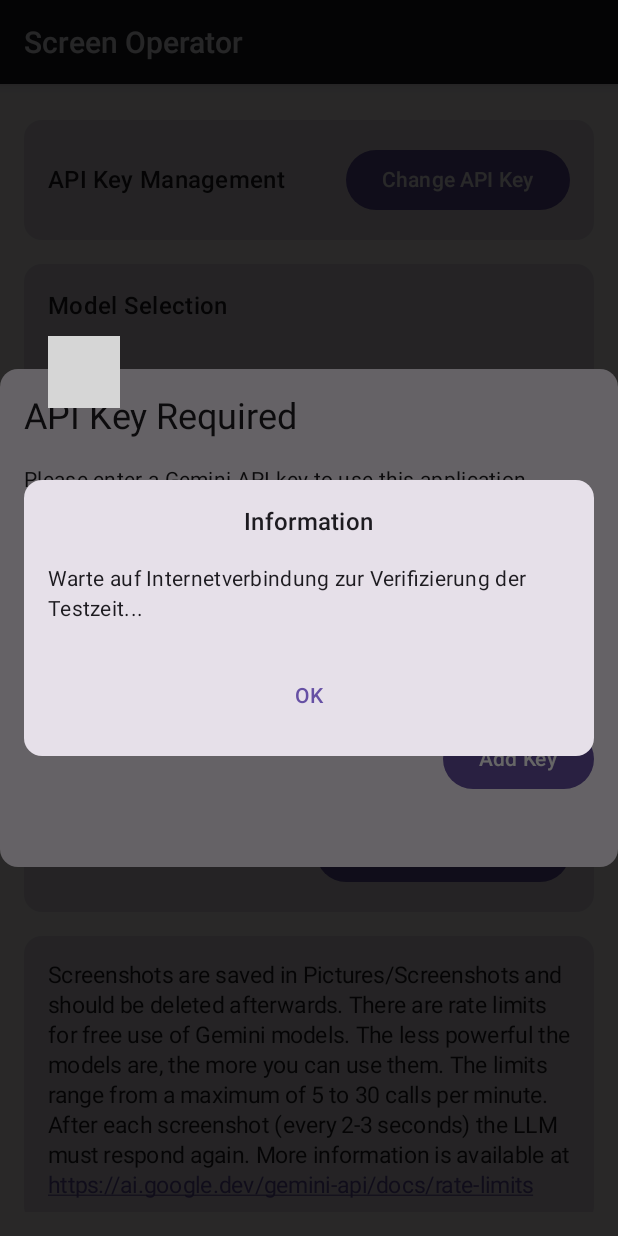
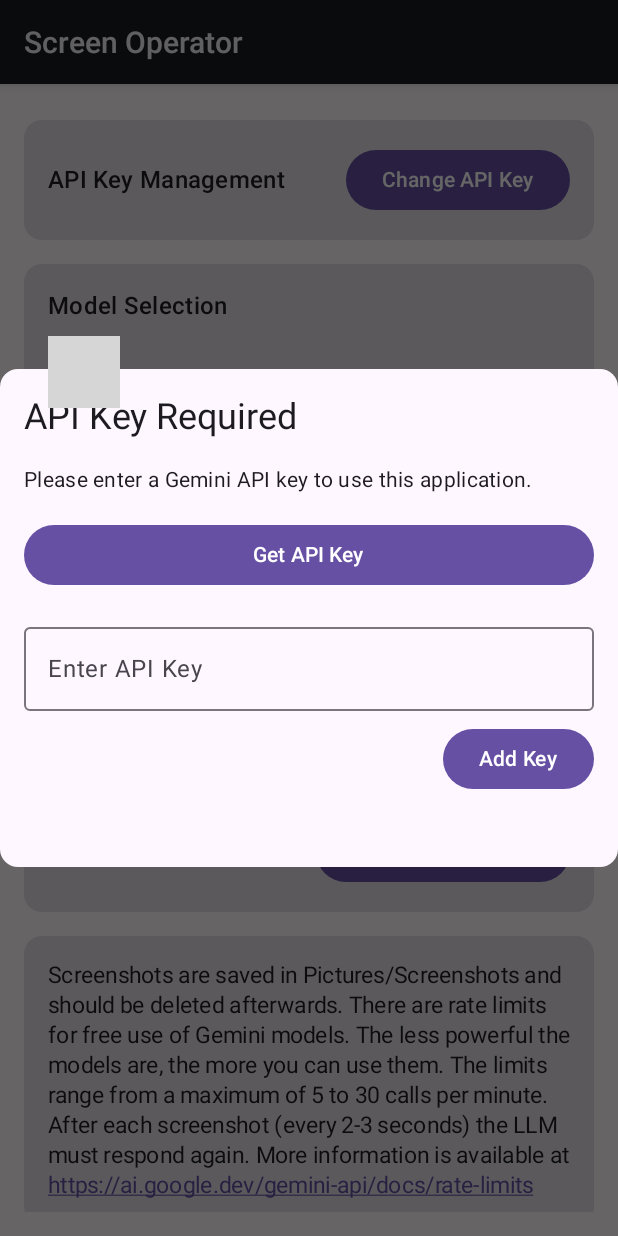
Before and after one commit to Android-PowerUser/Test, an Android app built with Jetpack Compose: the photo_reasoning screen opened through its navigation route, on a phone screen of 412 x 824 dp. Run offline under Robolectric (Android 15) with nearby library versions, the phone set to English and light mode, and no system bars; libraries missing offline, so code that uses them is left out: com.android.billingclient; grey boxes are pictures that could not be loaded.

Commit message:
Add files via upload

```diff
--- a/app/src/main/kotlin/com/google/ai/sample/MainActivity.kt
+++ b/app/src/main/kotlin/com/google/ai/sample/MainActivity.kt
@@ -134,27 +134,23 @@
         currentTrialState = newState
         Log.i(TAG, "updateTrialState: Trial state updated from $oldState to $currentTrialState")
 
+        // REMOVED DIALOG LOGIC FOR NOT_YET_STARTED_AWAITING_INTERNET and INTERNET_UNAVAILABLE_CANNOT_VERIFY
+        // The UI should remain as is, without showing specific 'waiting' or 'cannot verify' dialogs.
+        // The app will rely on the TrialExpiredDialog for the EXPIRED_INTERNET_TIME_CONFIRMED state.
+
         when (currentTrialState) {
-            TrialManager.TrialState.NOT_YET_STARTED_AWAITING_INTERNET -> {
-                trialInfoMessage = "Warte auf Internetverbindung zur Verifizierung der Testzeit..."
-                showTrialInfoDialog = true
-                Log.d(TAG, "updateTrialState: Set message to '$trialInfoMessage', showTrialInfoDialog = true")
-            }
-            TrialManager.TrialState.INTERNET_UNAVAILABLE_CANNOT_VERIFY -> {
-                trialInfoMessage = "Testzeit kann nicht verifiziert werden. Bitte Internetverbindung prüfen."
-                showTrialInfoDialog = true
-                Log.d(TAG, "updateTrialState: Set message to '$trialInfoMessage', showTrialInfoDialog = true")
-            }
             TrialManager.TrialState.EXPIRED_INTERNET_TIME_CONFIRMED -> {
                 trialInfoMessage = "Ihr 30-minütiger Testzeitraum ist beendet. Bitte abonnieren Sie die App, um sie weiterhin nutzen zu können."
                 showTrialInfoDialog = true // This will trigger the persistent dialog
-                Log.d(TAG, "updateTrialState: Set message to '$trialInfoMessage', showTrialInfoDialog = true (EXPIRED)")
+                Log.d(TAG, "updateTrialState: Set message to \'$trialInfoMessage\', showTrialInfoDialog = true (EXPIRED)")
             }
             TrialManager.TrialState.ACTIVE_INTERNET_TIME_CONFIRMED,
-            TrialManager.TrialState.PURCHASED -> {
+            TrialManager.TrialState.PURCHASED,
+            TrialManager.TrialState.NOT_YET_STARTED_AWAITING_INTERNET, // No dialog for this state
+            TrialManager.TrialState.INTERNET_UNAVAILABLE_CANNOT_VERIFY -> { // No dialog for this state
                 trialInfoMessage = ""
                 showTrialInfoDialog = false
-                Log.d(TAG, "updateTrialState: Cleared message, showTrialInfoDialog = false (ACTIVE or PURCHASED)")
+                Log.d(TAG, "updateTrialState: Cleared message, showTrialInfoDialog = false (ACTIVE, PURCHASED, AWAITING, OR UNAVAILABLE)")
             }
         }
     }
```
